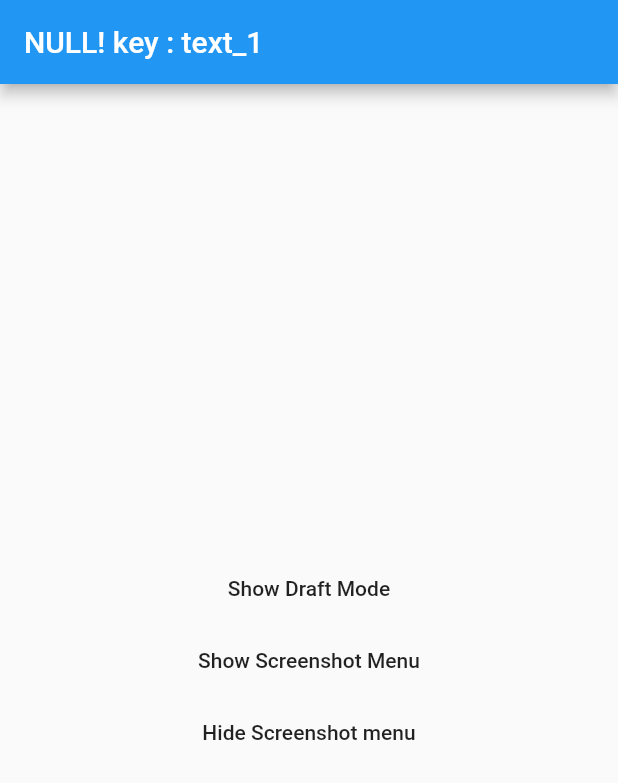
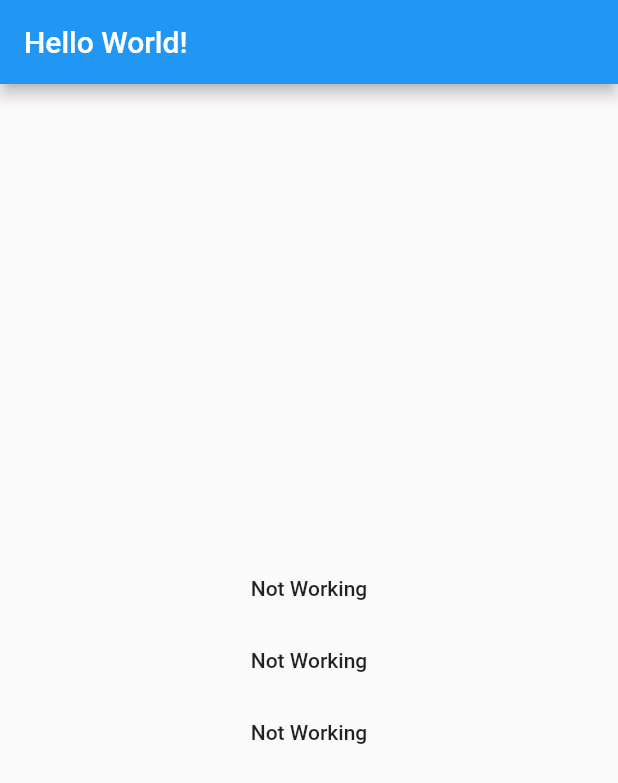
Before and after one commit to applanga/applanga_flutter, a Flutter app: the screen it shows after launch, on a phone screen of 412 x 824 dp. Shown: the top 783 px of the screen. Run offline on Flutter 3.47's test engine with Material 2 defaults, Android fonts, the phone set to English and light mode, and no system bars.

Commit message:
Fix for getString call and improvement of example app

```diff
--- a/example/lib/localisations.dart
+++ b/example/lib/localisations.dart
@@ -33,8 +33,10 @@ class ApplangaLocalizations {
   static Map<String, Map<String, String>> _localizedValues = {
     'en': {
       'title': 'Title',
-      'hello_world': 'Hello World!'
-
+      'hello_world': 'Hello World!',
+      'showScreenShotMenu': 'Not Working',
+      'hideScreenShotMenu': 'Not Working',
+      'draftModeLabel': 'Not Working'
     },
     'es': {
       'title': 'Titulo',
--- a/example/lib/main.dart
+++ b/example/lib/main.dart
@@ -35,8 +35,8 @@ class DemoApp extends StatefulWidget {
 }
 class DemoAppState extends State<DemoApp>{
 
+
   void _applangaUpdate() async{
-
     await ApplangaFlutter.update();
     await ApplangaLocalizations.of(context).localizeMap();
     setState(() {
@@ -54,7 +54,7 @@ class DemoAppState extends State<DemoApp>{
     return new Scaffold(
       appBar: new AppBar(
         //title: new Text(DemoLocalizations.of(context).title),
-        title: new Text(ApplangaLocalizations.of(context).get("text_1")),
+        title: new Text(ApplangaLocalizations.of(context).get("hello_world")),
       ),
       body: Center(
         child: Column(
@@ -65,7 +65,7 @@ class DemoAppState extends State<DemoApp>{
                     ApplangaFlutter.showDraftModeDialog();
               },
               child: Text(
-                "Show Draft Mode",
+                ApplangaLocalizations.of(context).get("draftModeLabel")
               ),
 
             ),
@@ -74,7 +74,7 @@ class DemoAppState extends State<DemoApp>{
                 ApplangaFlutter.setScreenShotMenuVisible(true);
               },
               child: Text(
-                "Show Screenshot Menu",
+                  ApplangaLocalizations.of(context).get("showScreenShotMenu")
               ),
 
             ),
@@ -83,7 +83,7 @@ class DemoAppState extends State<DemoApp>{
                 ApplangaFlutter.setScreenShotMenuVisible(false);
               },
               child: Text(
-                "Hide Screenshot menu",
+                  ApplangaLocalizations.of(context).get("hideScreenShotMenu")
               ),
 
             )
```
Also changed, not shown: lib/applanga_flutter.dart (+5 -2 lines), 6 other files.
